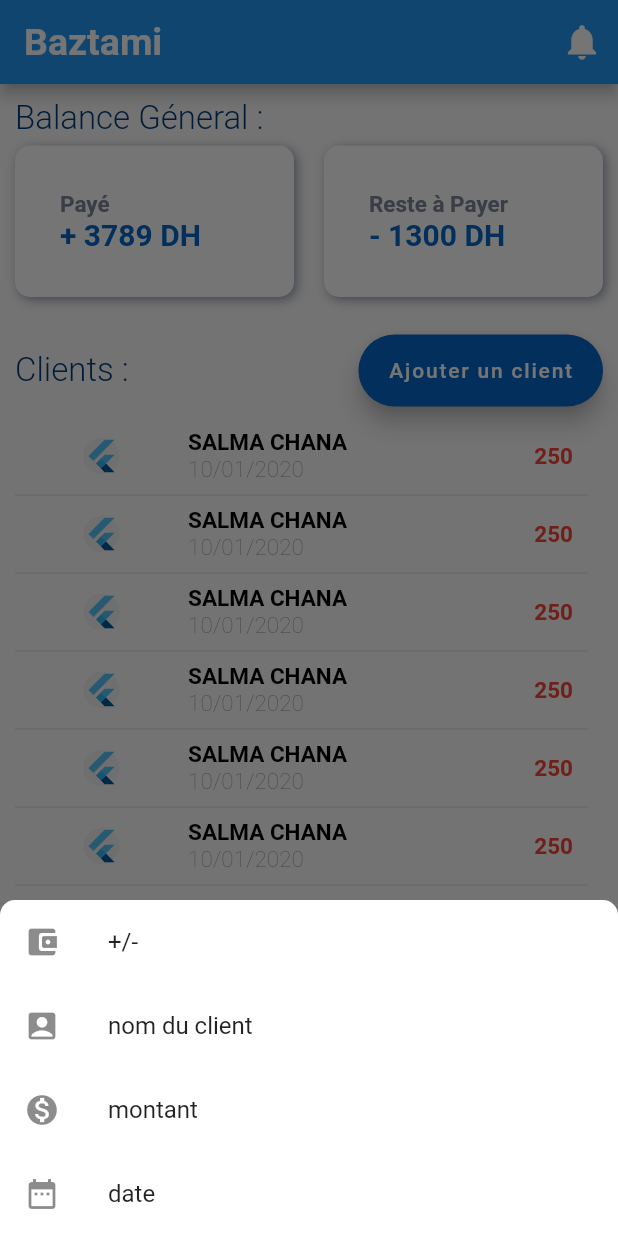
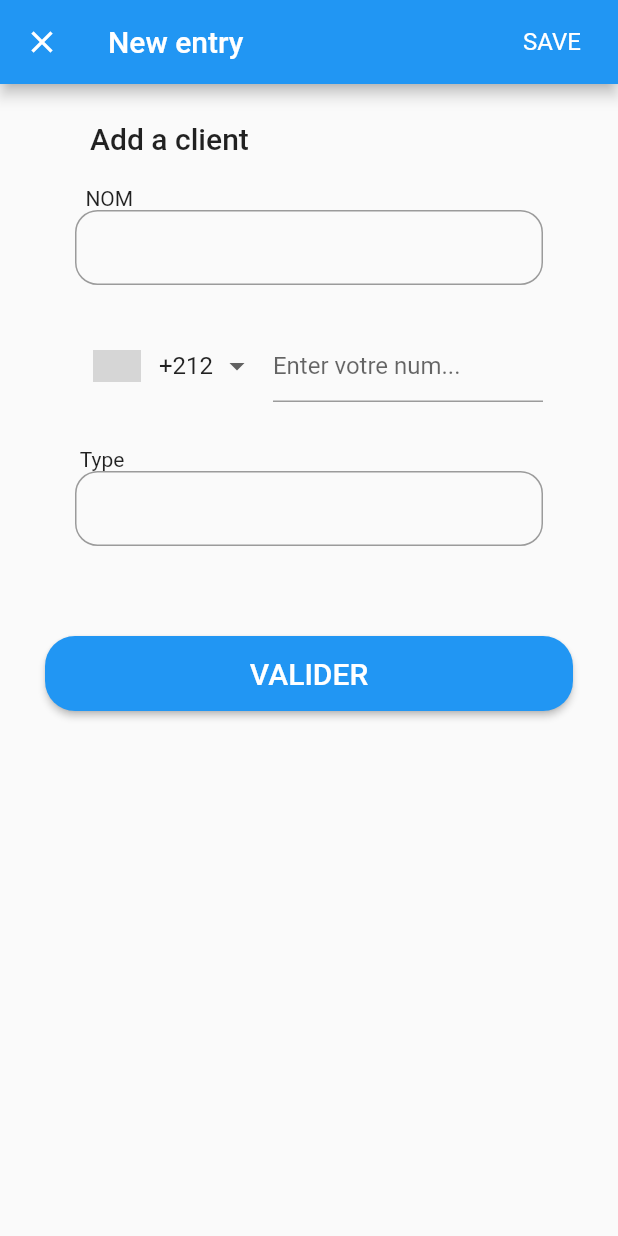
Before and after one commit to ElMehdiEchchad/Baztami-App-Flutter, a Flutter app: the screen it shows once a user with an empty profile is signed in, item 2 of the bottom bar chosen, after a tap on "Ajouter un client", on a phone screen of 412 x 824 dp. Run offline on Flutter 3.47's test engine with Material 2 defaults, Android fonts, the phone set to English and light mode, and no system bars; drawn by our look-alikes of intl_phone_number_input; our stand-ins replace cloud_firestore, firebase_auth, firebase_core; missing offline and left inert: auto_size_text_field, dart:ffi; accounts and stored records are empty; Roboto replaces fonts that are missing (BalooTammudu2); statements that could not run were skipped; grey boxes are pictures that could not be loaded.

Commit message:
add client screenn

```diff
--- /dev/null
+++ b/lib/screens/addclient.dart
@@ -0,0 +1,131 @@
+import 'package:baztami_app_flutter/config/config.dart';
+import 'package:flutter/material.dart';
+import 'package:intl_phone_number_input/intl_phone_number_input.dart';
+
+
+class AddClient extends StatefulWidget {
+  const AddClient({Key? key}) : super(key: key);
+
+  @override
+  _AddClientState createState() => _AddClientState();
+}
+
+class _AddClientState extends State<AddClient> {
+  PhoneNumber phoneNumber = PhoneNumber();
+
+  _handleInput(PhoneNumber value) {
+    setState(() {
+      phoneNumber = value;
+    });
+  }
+  @override
+  Widget build(BuildContext context) {
+    return  new Scaffold(
+      appBar: new AppBar(
+        title: const Text('New entry'),
+        actions: [
+          new FlatButton(
+              onPressed: () {
+                //TODO: Handle save
+              },
+              child: new Text('SAVE',
+                  style: Theme
+                      .of(context)
+                      .textTheme
+                      .subhead!
+                      .copyWith(color: Colors.white))),
+        ],
+      ),
+      body: Container(
+        child: Column(
+          children: [
+            Padding(
+              padding: EdgeInsets.only(left: 10, right: 10, top: 25),
+              child: Row(
+                children: [
+                  Padding(
+                    padding: const EdgeInsets.only(left: 50, right: 50),
+                    child: Text(
+                      "Add a client",
+                      style: TextStyle(
+                        color: Palette.primaryLightColor,
+                        fontSize: 20,
+                        fontWeight: FontWeight.w500,
+                      ),
+                    ),
+                  ),
+                ],
+              ),
+            ),
+            Padding(padding: EdgeInsets.only(left: 50, right: 50, top: 20),
+              child: Column(
+                crossAxisAlignment: CrossAxisAlignment.start,
+                children: [
+                  Text("  NOM",
+                    style: TextStyle(color: Palette.primaryLightColor),
+                  ),
+                  Container(
+                    height: 50,
+                    child: TextFormField(
+
+                      decoration: InputDecoration(
+                        border: OutlineInputBorder(
+                          borderRadius: BorderRadius.all(
+                              Radius.circular(15.0)),
+                        ),
+                      ),
+                    ),
+                  ),
+                  SizedBox(height:30),
+                  InternationalPhoneNumberInput(
+                    countrySelectorScrollControlled: true,
+                    initialValue: PhoneNumber(
+                      isoCode: "MA",
+                    ),
+                    hintText: "Enter votre num...",
+                    onInputChanged: (PhoneNumber value) =>
+                        _handleInput(value),
+                  ),
+                  SizedBox(height:30),
+                  Text(" Type", style:
+                  TextStyle(color: Palette.primaryLightColor),
+                  ),
+
+                  Container(
+                    height: 50,
+                    child: TextFormField(
+                      keyboardType: TextInputType.phone,
+                      decoration: InputDecoration(
+                        border: OutlineInputBorder(
+                            borderRadius: BorderRadius.all(
+                                Radius.circular(15.0))
+                        ),
+                      ),
+                    ),
+                  )
+                ],),
+            ),
+            SizedBox(height: 60),
+            ElevatedButton(onPressed: () {},
+              child: Text(
+                "VALIDER",
+                style: TextStyle(
+                  fontSize: 20,
+                  fontWeight: FontWeight.w500,
+                  color: Palette.backgroundColor,
+                ),
+              ),
+              style: ElevatedButton.styleFrom(
+                minimumSize:
+                Size(MediaQuery.of(context).size.width - 60, 50),
+                shape: RoundedRectangleBorder(
+                  borderRadius: BorderRadius.circular(20.0),
+                ),
+                primary: Palette.primaryLightColor,
+              ),),
+
+          ],),
+      )
+    );
+  }
+}
--- a/lib/screens/credit_screen.dart
+++ b/lib/screens/credit_screen.dart
@@ -1,8 +1,10 @@
 import 'package:baztami_app_flutter/config/palette.dart';
 import 'package:baztami_app_flutter/config/styles.dart';
+import 'package:baztami_app_flutter/screens/addclient.dart';
 import 'package:baztami_app_flutter/screens/client_screen.dart';
 import 'package:baztami_app_flutter/widgets/custom_appBar.dart';
 import 'package:flutter/material.dart';
+
 
 class CreditScreen extends StatefulWidget {
   const CreditScreen({Key? key}) : super(key: key);
@@ -60,53 +62,13 @@ class _CreditScreenState extends State<CreditScreen> {
                 Spacer(),
                 FloatingActionButton.extended(
                   onPressed: () {
-                    showModalBottomSheet(
-                        shape: RoundedRectangleBorder(
-                          borderRadius: BorderRadius.circular(20.0),
-                        ),
-                        context: context,
-                        builder: (context) {
-                          return Container(
-                            decoration: new BoxDecoration(
-                                color: Colors.white,
-                                borderRadius: new BorderRadius.only(
-                                    topLeft: const Radius.circular(10.0),
-                                    topRight: const Radius.circular(10.0))),
-                            child: Column(
-                              mainAxisSize: MainAxisSize.min,
-                              children: <Widget>[
-                                ListTile(
-                                  leading: new Icon(Icons.account_balance_wallet_rounded),
-                                  title: new Text('+/-'),
-                                  onTap: () {
-                                    Navigator.pop(context);
-                                  },
-                                ),
-                                ListTile(
-                                  leading: new Icon(Icons.account_box),
-                                  title: new Text('nom du client'),
-                                  onTap: () {
-                                    Navigator.pop(context);
-                                  },
-                                ),
-                                ListTile(
-                                  leading: new Icon(Icons.monetization_on),
-                                  title: new Text('montant'),
-                                  onTap: () {
-                                    Navigator.pop(context);
-                                  },
-                                ),
-                                ListTile(
-                                  leading: new Icon(Icons.date_range),
-                                  title: new Text('date'),
-                                  onTap: () {
-                                    Navigator.pop(context);
-                                  },
-                                ),
-                              ],
-                            ),
-                          );
-                        });
+                    Navigator.of(context).push(new MaterialPageRoute<Null>(
+                        builder: (BuildContext context) {
+                          return AddClient();
+                        },
+                        fullscreenDialog: true,
+
+                    ));
                   },
                   backgroundColor:Palette.primaryLightColor,
                  // icon: Icon(Icons.account_circle),
```
